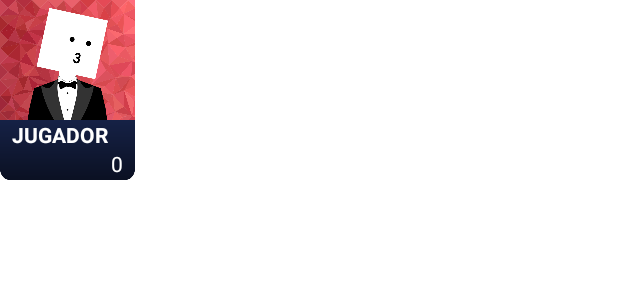
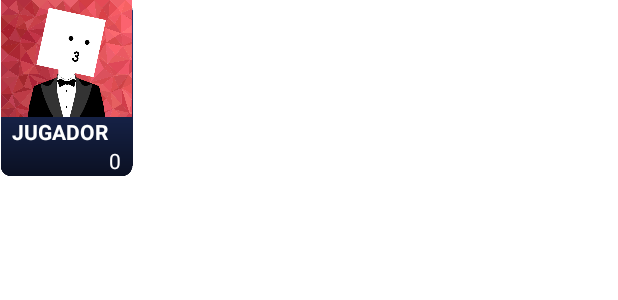
Before and after one commit to ezezbogar/El-Indeciso, an Android app: the layout player.xml on its own in the app's theme, with its tools: preview values and no code run, on a phone screen of 412 x 824 dp. Shown: the top 300 px of the screen. Run offline under Robolectric (Android 15) with nearby library versions, the phone set to English and light mode, and no system bars.

Commit message:
Corrijo compatibilidad de dimensiones

```diff
--- a/app/src/main/res/layout/player.xml
+++ b/app/src/main/res/layout/player.xml
@@ -2,8 +2,8 @@
 <androidx.constraintlayout.widget.ConstraintLayout xmlns:android="http://schemas.android.com/apk/res/android"
     xmlns:app="http://schemas.android.com/apk/res-auto"
     xmlns:tools="http://schemas.android.com/tools"
-    android:layout_width="90dp"
-    android:layout_height="120dp">
+    android:layout_width="@dimen/_68sdp"
+    android:layout_height="@dimen/_90sdp">
 
     <ImageView
         android:layout_width="match_parent"
@@ -24,7 +24,7 @@
     <ImageView
         android:id="@+id/profile_back"
         android:layout_width="match_parent"
-        android:layout_height="80dp"
+        android:layout_height="@dimen/_60sdp"
         app:layout_constraintStart_toStartOf="parent"
         app:layout_constraintTop_toTopOf="parent"
         app:srcCompat="@drawable/back_0" />
@@ -32,7 +32,7 @@
     <ImageView
         android:id="@+id/profile_head"
         android:layout_width="match_parent"
-        android:layout_height="80dp"
+        android:layout_height="@dimen/_60sdp"
         app:layout_constraintStart_toStartOf="parent"
         app:layout_constraintTop_toTopOf="parent"
         app:srcCompat="@drawable/head_0" />
@@ -40,7 +40,7 @@
     <ImageView
         android:id="@+id/profile_face"
         android:layout_width="match_parent"
-        android:layout_height="80dp"
+        android:layout_height="@dimen/_60sdp"
         app:layout_constraintStart_toStartOf="parent"
         app:layout_constraintTop_toTopOf="parent"
         app:srcCompat="@drawable/face_0" />
@@ -48,7 +48,7 @@
     <ImageView
         android:id="@+id/profile_outfit"
         android:layout_width="match_parent"
-        android:layout_height="80dp"
+        android:layout_height="@dimen/_60sdp"
         app:layout_constraintStart_toStartOf="parent"
         app:layout_constraintTop_toTopOf="parent"
         app:srcCompat="@drawable/outfit_0" />
@@ -57,8 +57,8 @@
         android:id="@+id/player_name"
         android:layout_width="wrap_content"
         android:layout_height="wrap_content"
-        android:layout_marginStart="8dp"
-        android:layout_marginLeft="8dp"
+        android:layout_marginStart="@dimen/_6sdp"
+        android:layout_marginLeft="@dimen/_6sdp"
         android:textAllCaps="true"
         android:textAppearance="@style/TextAppearance.AppCompat.Body1"
         android:textColor="#FFFFFF"
@@ -72,8 +72,8 @@
         android:id="@+id/player_cards"
         android:layout_width="wrap_content"
         android:layout_height="wrap_content"
-        android:layout_marginEnd="8dp"
-        android:layout_marginRight="8dp"
+        android:layout_marginEnd="@dimen/_6sdp"
+        android:layout_marginRight="@dimen/_6sdp"
         android:textAllCaps="true"
         android:textColor="#FFFFFF"
         app:layout_constraintEnd_toEndOf="parent"
--- a/app/src/main/res/layout/scrollable_card.xml
+++ b/app/src/main/res/layout/scrollable_card.xml
@@ -6,9 +6,9 @@
 
     <RelativeLayout
         android:id="@+id/card"
-        android:layout_width="140dp"
-        android:layout_height="200dp"
-        android:layout_margin="10dp"
+        android:layout_width="@dimen/_105sdp"
+        android:layout_height="@dimen/_150sdp"
+        android:layout_margin="@dimen/_8sdp"
         android:clipChildren="false"
         android:orientation="horizontal"
         android:layout_alignParentBottom="true"
@@ -36,7 +36,7 @@
             android:fontFamily="sans-serif"
             android:gravity="center"
             android:textColor="#000000"
-            android:textSize="24dp"
+            android:textSize="24sp"
             android:textStyle="bold" />
 
     </RelativeLayout>
```
